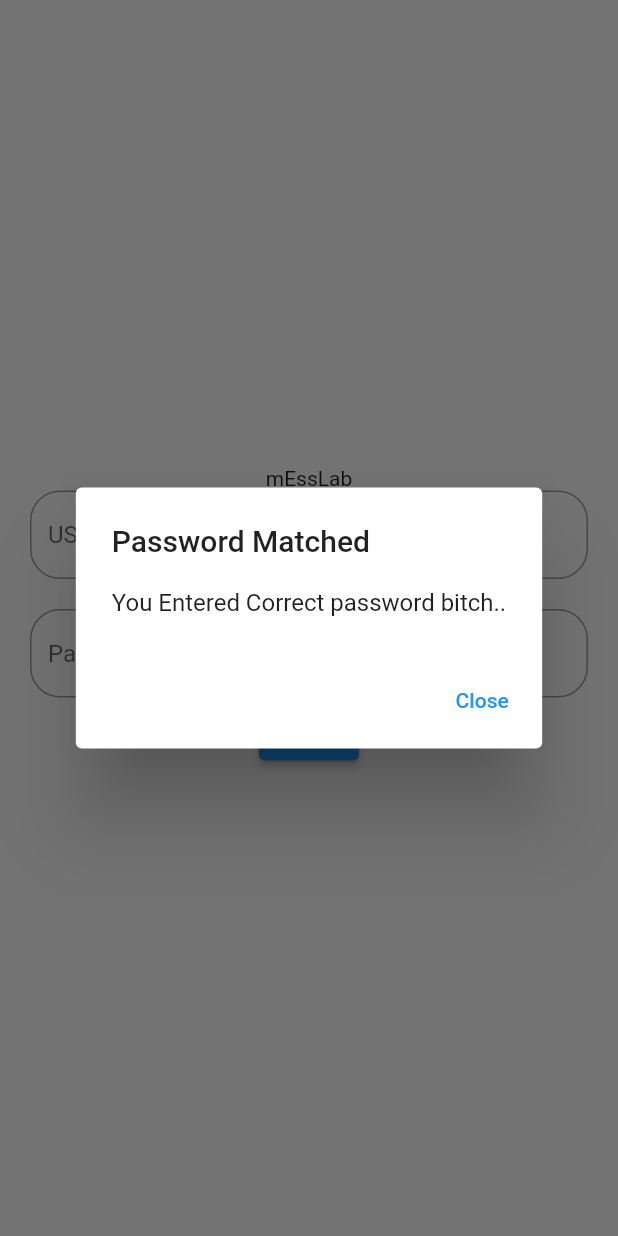
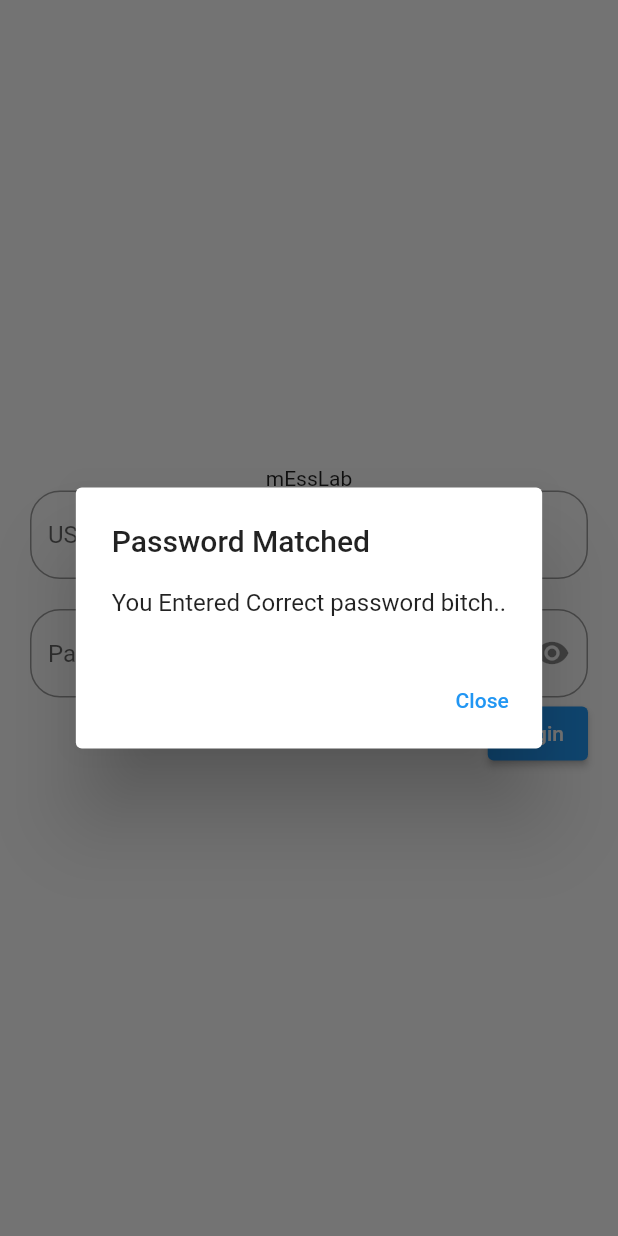
Before and after one commit to j3rinpaul/flutter_new, a Flutter app: the screen it shows after launch, after a tap on "Login", on a phone screen of 412 x 824 dp. Run offline on Flutter 3.47's test engine with Material 2 defaults, Android fonts, the phone set to English and light mode, and no system bars.

```diff
--- a/lib/screens/login.dart
+++ b/lib/screens/login.dart
@@ -10,9 +10,10 @@ class ScreenLogin extends StatefulWidget {
 class _ScreenLoginState extends State<ScreenLogin> {
   final _user = TextEditingController();
   final _pass = TextEditingController();
+  bool _datamatched = true;
+  bool _isobscure = true;
   @override
   Widget build(BuildContext context) {
-    bool _obscureText = true;
     // for each text field seperate controller is required
     //
 
@@ -39,18 +40,34 @@ class _ScreenLoginState extends State<ScreenLogin> {
               controller:
                   _pass, //controller to access the text inside the textfield
               obscureText:
-                  _obscureText, //in case of passwords it must not be viewed inorder to make that private obscureText property is used
+                  _isobscure, //in case of passwords it must not be viewed inorder to make that private obscureText property is used
               keyboardType: TextInputType.numberWithOptions(),
               decoration: InputDecoration(
                   hintText: "Password",
+                  suffixIcon: IconButton(
+                      onPressed: () {
+                        setState(() {
+                          _isobscure = !_isobscure;
+                        });
+                      },
+                      icon: Icon(_isobscure
+                          ? Icons.visibility
+                          : Icons.visibility_off)),
                   border: OutlineInputBorder(
                       borderRadius: BorderRadius.all(Radius.circular(20)))),
             ),
-            ElevatedButton(
-                onPressed: () {
-                  checkLog(context);
-                },
-                child: Text("Login"))
+            Row(
+              mainAxisAlignment: MainAxisAlignment.spaceBetween,
+              children: [
+                Visibility(
+                    visible: !_datamatched, child: Text("Wrong Password")),
+                ElevatedButton(
+                    onPressed: () {
+                      checkLog(context);
+                    },
+                    child: Text("Login")),
+              ],
+            )
           ],
         ),
       )),
@@ -81,6 +98,9 @@ class _ScreenLoginState extends State<ScreenLogin> {
               ],
             );
           });
+      setState(() {
+        _datamatched = true;
+      });
     } else {
       //snackbar:viewed in the current context
       //accessing the scaffold messanger as this is of another function
@@ -104,6 +124,9 @@ class _ScreenLoginState extends State<ScreenLogin> {
               ],
             );
           });
+      setState(() {
+        _datamatched = false;
+      });
     }
   }
 }
```
